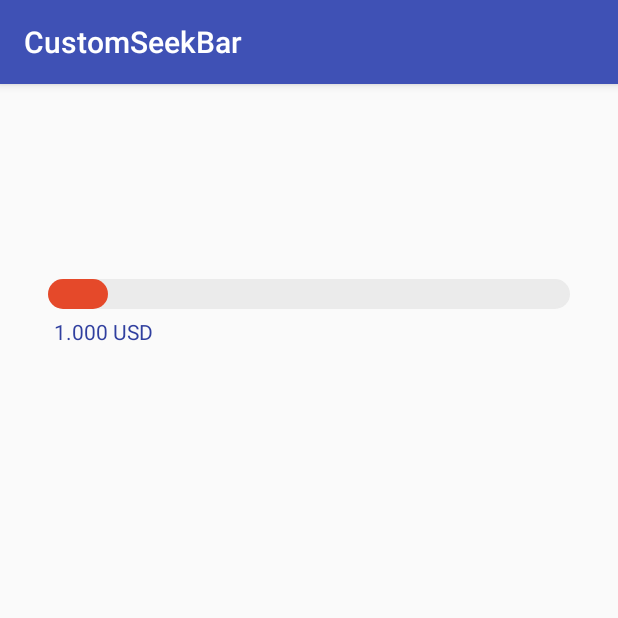
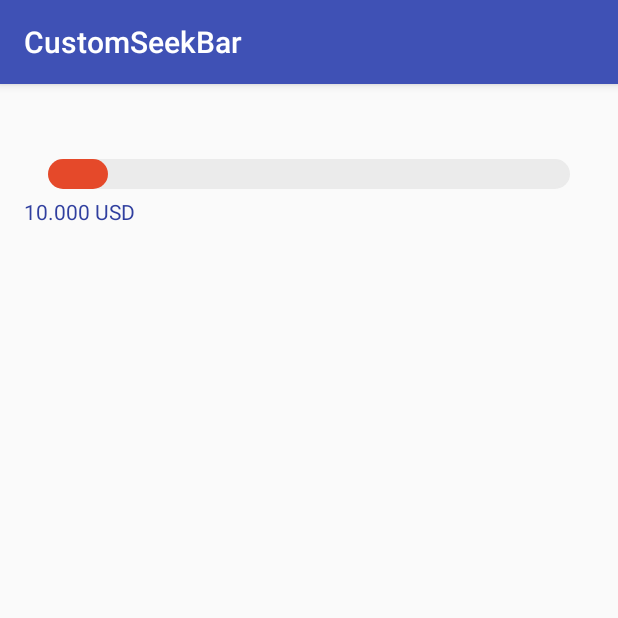
Before and after one commit to aabadan/CustomSeekBar, an Android app: the screen it shows after launch (MainActivity), on a phone screen of 412 x 824 dp, the top half of it. Run offline under Robolectric (Android 15) with nearby library versions, the phone set to English and light mode, and no system bars.

```diff
--- a/app/src/main/res/layout/activity_main.xml
+++ b/app/src/main/res/layout/activity_main.xml
@@ -14,12 +14,10 @@
         android:id="@+id/seekBarDistance"
         android:layout_width="match_parent"
         android:layout_height="wrap_content"
-        android:layout_alignParentLeft="true"
-        android:layout_alignParentTop="true"
-        android:layout_marginTop="88dp"
+        android:layout_marginTop="8dp"
         custom:csbThumbText="USD"
-        custom:csbMin="1000"
-        custom:csbMax="100000"
-        custom:csbIncrementBy="1000">
+        custom:csbMin="10000"
+        custom:csbMax="1000000"
+        custom:csbIncrementBy="10000">
     </com.example.aabadan.customseekbar.CustomSeekBar>
 </RelativeLayout>
```
Also changed, not shown: app/src/main/java/com/example/aabadan/customseekbar/CustomSeekBar.java (+6 -8 lines).
